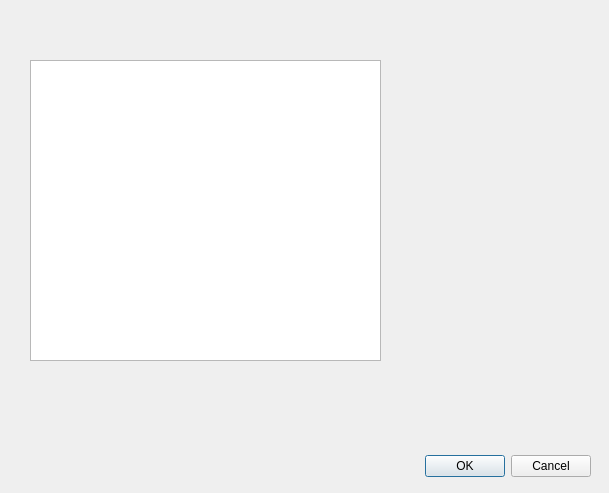
Old version of the form src/plugin/PluginsDialog.ui in the repository nickbnf/glogg.
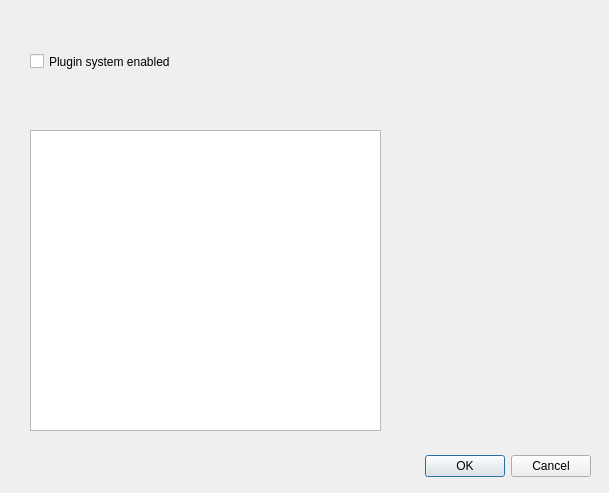
New version of the form.

What changed in the file:
```diff
--- a/src/plugin/PluginsDialog.ui
+++ b/src/plugin/PluginsDialog.ui
@@ -33,12 +33,25 @@
    <property name="geometry">
     <rect>
      <x>30</x>
-     <y>60</y>
+     <y>130</y>
      <width>351</width>
      <height>301</height>
     </rect>
    </property>
   </widget>
+  <widget class="QCheckBox" name="pluginSystemEnabled">
+   <property name="geometry">
+    <rect>
+     <x>30</x>
+     <y>50</y>
+     <width>181</width>
+     <height>23</height>
+    </rect>
+   </property>
+   <property name="text">
+    <string>Plugin system enabled</string>
+   </property>
+  </widget>
  </widget>
  <resources/>
  <connections>
```
